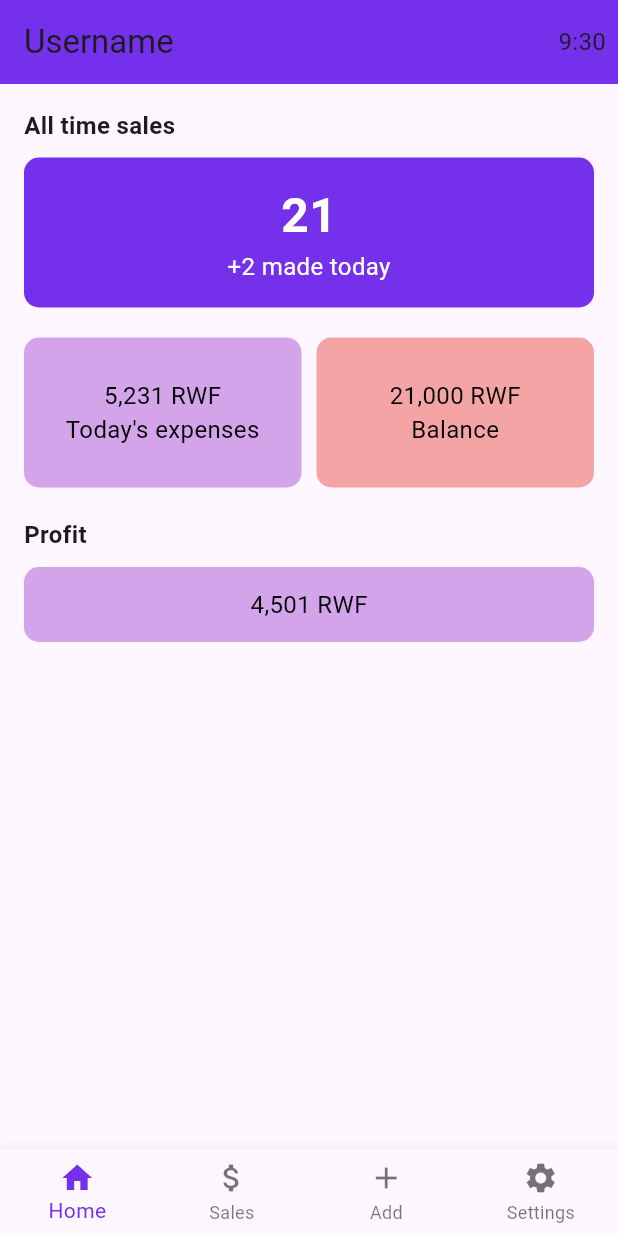
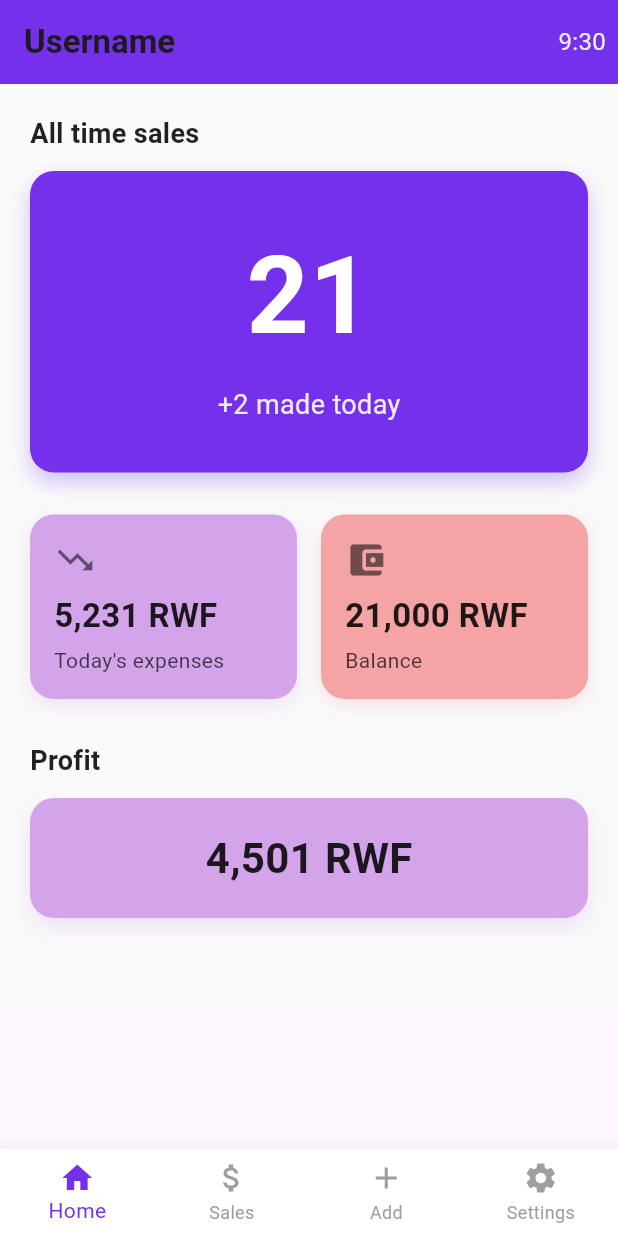
Before and after one commit to desparvis/tego, a Flutter app: the LandingScreen screen opened directly, on a phone screen of 412 x 824 dp. Run offline on Flutter 3.47's test engine with Material 3 defaults, Android fonts, the phone set to English and light mode, and no system bars.

Commit message:
'sales_list_n_more'

```diff
--- a/tego/lib/landing_screen.dart
+++ b/tego/lib/landing_screen.dart
@@ -1,5 +1,6 @@
 // lib/landing_screen.dart
 import 'package:flutter/material.dart';
+import 'sales_list_screen.dart'; // Import the new sales page
 
 class LandingScreen extends StatefulWidget {
   const LandingScreen({super.key});
@@ -9,137 +10,242 @@ class LandingScreen extends StatefulWidget {
 }
 
 class _LandingScreenState extends State<LandingScreen> {
+  // Tracks which tab is selected (0 = Home)
   int _selectedIndex = 0;
-
-  final List<BottomNavigationBarItem> _navItems = [
-    const BottomNavigationBarItem(icon: Icon(Icons.home), label: 'Home'),
-    const BottomNavigationBarItem(icon: Icon(Icons.attach_money), label: 'Sales'),
-    const BottomNavigationBarItem(icon: Icon(Icons.add), label: 'Add'),
-    const BottomNavigationBarItem(icon: Icon(Icons.settings), label: 'Settings'),
-  ];
 
   @override
   Widget build(BuildContext context) {
     return Scaffold(
+      // Top App Bar — shows username and time
       appBar: AppBar(
-        title: const Text('Username'),
+        title: const Text(
+          'Username',
+          style: TextStyle(fontWeight: FontWeight.bold),
+        ),
         actions: [
           Padding(
             padding: const EdgeInsets.all(8.0),
             child: Text(
-              '9:30', // Add real-time logic if needed
-              style: TextStyle(fontSize: 16),
+              '9:30',
+              style: TextStyle(fontSize: 16, color: Colors.white.withOpacity(0.9)),
             ),
           ),
         ],
-        backgroundColor: Color(0xFF7430EB),
+        backgroundColor: const Color(0xFF7430EB),
+        elevation: 0,
       ),
-      body: Padding(
-        padding: const EdgeInsets.all(16.0),
-        child: Column(
-          crossAxisAlignment: CrossAxisAlignment.start,
-          children: [
-            const Text(
-              'All time sales',
-              style: TextStyle(fontSize: 16, fontWeight: FontWeight.bold),
-            ),
-            const SizedBox(height: 10),
-            Container(
-              width: double.infinity,
-              height: 100,
-              decoration: BoxDecoration(
-                color: Color(0xFF7430EB),
-                borderRadius: BorderRadius.circular(10),
-              ),
-              child: const Center(
+
+      // Main Body — full screen, scrollable
+      body: Container(
+        width: double.infinity,
+        color: Colors.grey[50],
+        child: SingleChildScrollView(
+          padding: const EdgeInsets.all(20),
+          child: Column(
+            crossAxisAlignment: CrossAxisAlignment.start,
+            children: [
+              // === ALL TIME SALES CARD (FULL WIDTH) ===
+              _buildSectionTitle('All time sales'),
+              const SizedBox(height: 12),
+
+              // Big purple card with "21" and "+2 made today"
+              Container(
+                width: double.infinity,
+                padding: const EdgeInsets.symmetric(vertical: 32, horizontal: 20),
+                decoration: BoxDecoration(
+                  color: const Color(0xFF7430EB),
+                  borderRadius: BorderRadius.circular(16),
+                  boxShadow: [
+                    BoxShadow(
+                      color: const Color(0xFF7430EB).withOpacity(0.3),
+                      blurRadius: 12,
+                      offset: const Offset(0, 6),
+                    ),
+                  ],
+                ),
                 child: Column(
-                  mainAxisAlignment: MainAxisAlignment.center,
                   children: [
-                    Text(
+                    const Text(
                       '21',
-                      style: TextStyle(fontSize: 32, color: Colors.white, fontWeight: FontWeight.bold),
+                      style: TextStyle(
+                        fontSize: 72,
+                        fontWeight: FontWeight.bold,
+                        color: Colors.white,
+                      ),
                     ),
+                    const SizedBox(height: 8),
                     Text(
                       '+2 made today',
-                      style: TextStyle(fontSize: 16, color: Colors.white),
+                      style: TextStyle(
+                        fontSize: 18,
+                        color: Colors.white.withOpacity(0.9),
+                      ),
                     ),
                   ],
                 ),
               ),
-            ),
-            const SizedBox(height: 20),
-            Row(
-              mainAxisAlignment: MainAxisAlignment.spaceBetween,
-              children: [
-                Expanded(
-                  child: Container(
-                    height: 100,
-                    decoration: BoxDecoration(
-                      color: Color(0xFFD4A4EB),
-                      borderRadius: BorderRadius.circular(10),
+              const SizedBox(height: 28),
+
+              // === EXPENSES & BALANCE (SIDE BY SIDE) ===
+              Row(
+                children: [
+                  Expanded(
+                    child: _buildStatCard(
+                      title: 'Today\'s expenses',
+                      value: '5,231 RWF',
+                      color: const Color(0xFFD4A4EB),
+                      icon: Icons.trending_down,
                     ),
-                    child: const Center(
-                      child: Text(
-                        '5,231 RWF\nToday\'s expenses',
-                        textAlign: TextAlign.center,
-                        style: TextStyle(fontSize: 16, color: Colors.black),
-                      ),
+                  ),
+                  const SizedBox(width: 16),
+                  Expanded(
+                    child: _buildStatCard(
+                      title: 'Balance',
+                      value: '21,000 RWF',
+                      color: const Color(0xFFF4A4A4),
+                      icon: Icons.account_balance_wallet,
+                    ),
+                  ),
+                ],
+              ),
+              const SizedBox(height: 28),
+
+              // === PROFIT CARD ===
+              _buildSectionTitle('Profit'),
+              const SizedBox(height: 12),
+              _buildLargeCard(
+                color: const Color(0xFFD4A4EB),
+                height: 80,
+                child: const Center(
+                  child: Text(
+                    '4,501 RWF',
+                    style: TextStyle(
+                      fontSize: 28,
+                      fontWeight: FontWeight.bold,
+                      color: Colors.black87,
                     ),
                   ),
                 ),
-                const SizedBox(width: 10),
-                Expanded(
-                  child: Container(
-                    height: 100,
-                    decoration: BoxDecoration(
-                      color: Color(0xFFF4A4A4),
-                      borderRadius: BorderRadius.circular(10),
-                    ),
-                    child: const Center(
-                      child: Text(
-                        '21,000 RWF\nBalance',
-                        textAlign: TextAlign.center,
-                        style: TextStyle(fontSize: 16, color: Colors.black),
-                      ),
-                    ),
-                  ),
-                ),
-              ],
-            ),
-            const SizedBox(height: 20),
-            const Text(
-              'Profit',
-              style: TextStyle(fontSize: 16, fontWeight: FontWeight.bold),
-            ),
-            const SizedBox(height: 10),
-            Container(
-              width: double.infinity,
-              height: 50,
-              decoration: BoxDecoration(
-                color: Color(0xFFD4A4EB),
-                borderRadius: BorderRadius.circular(10),
               ),
-              child: const Center(
-                child: Text(
-                  '4,501 RWF',
-                  style: TextStyle(fontSize: 16, color: Colors.black),
-                ),
-              ),
-            ),
-          ],
+              const SizedBox(height: 40),
+            ],
+          ),
         ),
       ),
-      bottomNavigationBar: BottomNavigationBar(
-        items: _navItems,
-        currentIndex: _selectedIndex,
-        selectedItemColor: Color(0xFF7430EB),
-        onTap: (index) {
-          setState(() {
-            _selectedIndex = index;
-          });
-        },
-        type: BottomNavigationBarType.fixed,
+
+      // Bottom Navigation — shared with Sales page
+      bottomNavigationBar: _buildBottomNav(context, selectedIndex: 0),
+    );
+  }
+
+  // === HELPER: Section Title (like "All time sales") ===
+  Widget _buildSectionTitle(String title) {
+    return Text(
+      title,
+      style: const TextStyle(
+        fontSize: 18,
+        fontWeight: FontWeight.bold,
+        color: Colors.black87,
       ),
     );
   }
+
+  // === HELPER: Big Card (used for Profit) ===
+  Widget _buildLargeCard({
+    required Color color,
+    required Widget child,
+    double height = 140,
+  }) {
+    return Container(
+      height: height,
+      width: double.infinity,
+      decoration: BoxDecoration(
+        color: color,
+        borderRadius: BorderRadius.circular(16),
+        boxShadow: [
+          BoxShadow(
+            color: color.withOpacity(0.3),
+            blurRadius: 12,
+            offset: const Offset(0, 6),
+          ),
+        ],
+      ),
+      child: child,
+    );
+  }
+
+  // === HELPER: Small Stat Card (Expenses & Balance) ===
+  Widget _buildStatCard({
+    required String title,
+    required String value,
+    required Color color,
+    required IconData icon,
+  }) {
+    return Container(
+      padding: const EdgeInsets.all(16),
+      decoration: BoxDecoration(
+        color: color,
+        borderRadius: BorderRadius.circular(16),
+        boxShadow: [
+          BoxShadow(
+            color: color.withOpacity(0.3),
+            blurRadius: 10,
+            offset: const Offset(0, 4),
+          ),
+        ],
+      ),
+      child: Column(
+        crossAxisAlignment: CrossAxisAlignment.start,
+        children: [
+          Icon(icon, color: Colors.black54, size: 28),
+          const SizedBox(height: 8),
+          Text(
+            value,
+            style: const TextStyle(
+              fontSize: 22,
+              fontWeight: FontWeight.bold,
+              color: Colors.black87,
+            ),
+          ),
+          const SizedBox(height: 4),
+          Text(
+            title,
+            style: TextStyle(
+              fontSize: 14,
+              color: Colors.black.withOpacity(0.7),
+            ),
+          ),
+        ],
+      ),
+    );
+  }
+
+  // === SHARED BOTTOM NAVIGATION BAR ===
+  // This is used in BOTH Home and Sales pages
+  Widget _buildBottomNav(BuildContext context, {required int selectedIndex}) {
+    return BottomNavigationBar(
+      currentIndex: selectedIndex,
+      selectedItemColor: const Color(0xFF7430EB),
+      unselectedItemColor: Colors.grey,
+      backgroundColor: Colors.white,
+      elevation: 12,
+      type: BottomNavigationBarType.fixed,
+      onTap: (index) {
+        if (index == 1) {
+          // Go to Sales List
+          Navigator.pushReplacement(
+            context,
+            MaterialPageRoute(builder: (_) => const SalesListScreen()),
+          );
+        }
+        // Add other pages later (Add, Settings)
+      },
+      items: const [
+        BottomNavigationBarItem(icon: Icon(Icons.home), label: 'Home'),
+        BottomNavigationBarItem(icon: Icon(Icons.attach_money), label: 'Sales'),
+        BottomNavigationBarItem(icon: Icon(Icons.add), label: 'Add'),
+        BottomNavigationBarItem(icon: Icon(Icons.settings), label: 'Settings'),
+      ],
+    );
+  }
 }
--- a/tego/lib/sign_in_screen.dart
+++ b/tego/lib/sign_in_screen.dart
@@ -1,7 +1,7 @@
 // lib/sign_in_screen.dart
 import 'package:flutter/material.dart';
 import 'landing_screen.dart';  // Import the landing screen
-import 'splash_screen.dart';  // Import splash screen (for consistency)
+// Import splash screen (for consistency)
 
 class SignInScreen extends StatefulWidget {
   const SignInScreen({super.key});
```
Also changed, not shown: tego/lib/sales_list_screen.dart (added, +168 -0 lines), 2 other files.
